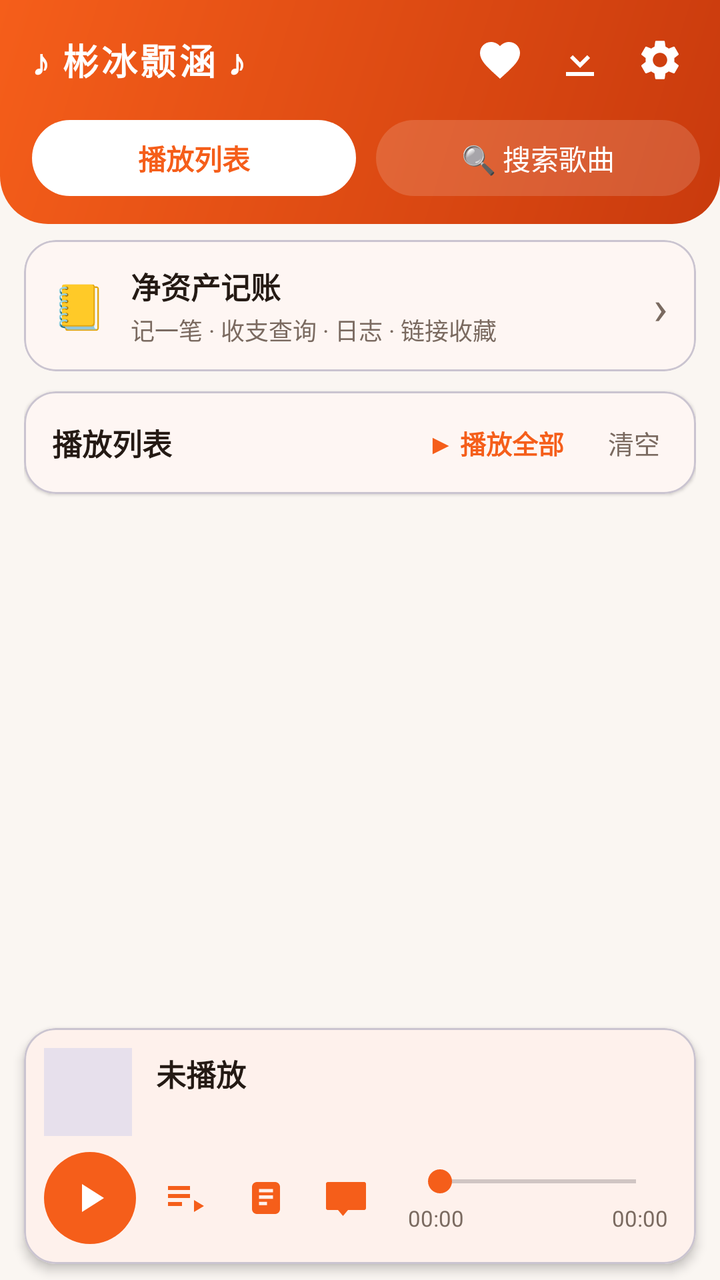
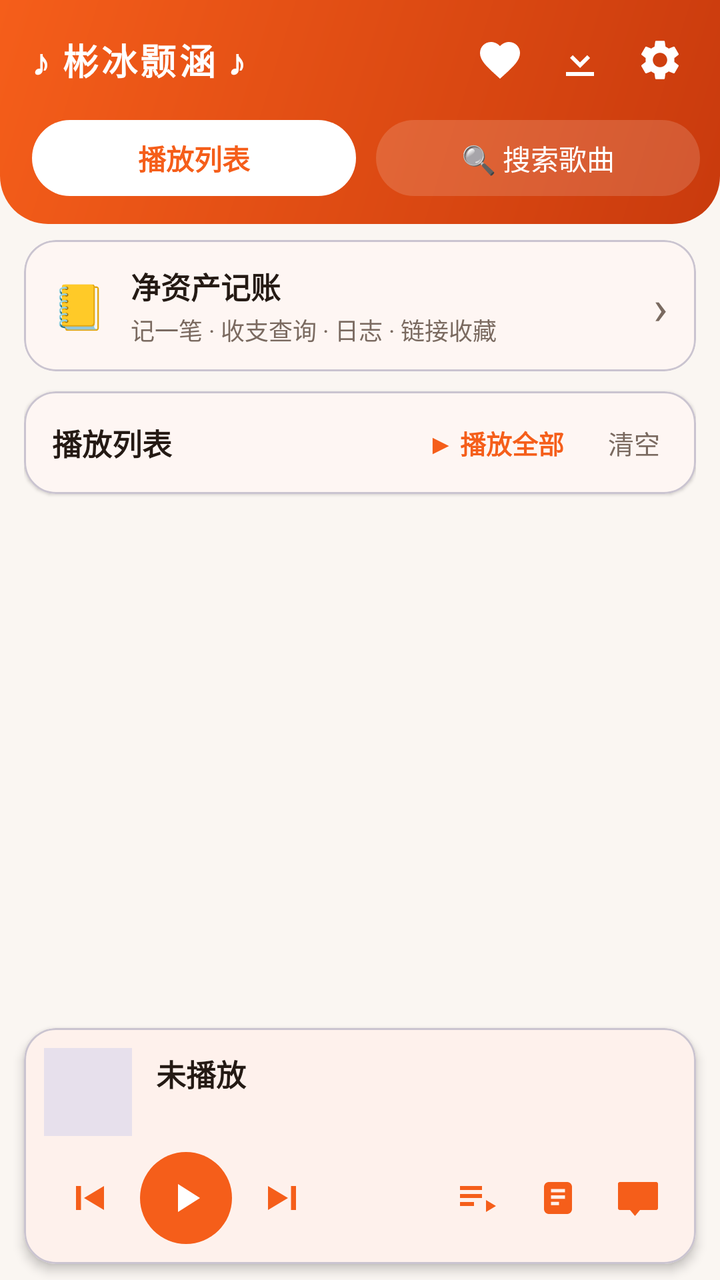

An Android layout rendered at two revisions. The XML below is the earlier revision; the diff shows what the commit changed to produce the second picture.
<!-- AndroidManifest.xml: application theme AppTheme -->
<!-- res/layout/activity_main.xml -->
<?xml version="1.0" encoding="utf-8"?>
<LinearLayout xmlns:android="http://schemas.android.com/apk/res/android"
    xmlns:app="http://schemas.android.com/apk/res-auto"
    android:layout_width="match_parent"
    android:layout_height="match_parent"
    android:orientation="vertical">

    
    <LinearLayout
        android:layout_width="match_parent"
        android:layout_height="wrap_content"
        android:orientation="vertical"
        android:background="@drawable/bg_header_gradient"
        android:paddingStart="16dp"
        android:paddingEnd="10dp"
        android:paddingTop="10dp"
        android:paddingBottom="14dp">

        
        <LinearLayout
            android:layout_width="match_parent"
            android:layout_height="wrap_content"
            android:orientation="horizontal"
            android:gravity="center_vertical">
            <TextView
                android:layout_width="wrap_content"
                android:layout_height="wrap_content"
                android:text="♪ 彬冰颢涵 ♪"
                android:textSize="18sp"
                android:textStyle="bold"
                android:textColor="@color/on_primary"
                android:maxLines="1"
                android:letterSpacing="0.08"
                android:includeFontPadding="false"/>
            <View
                android:layout_width="0dp"
                android:layout_height="1dp"
                android:layout_weight="1"/>
            <ImageButton
                android:id="@+id/openFavorites"
                android:layout_width="40dp"
                android:layout_height="40dp"
                android:background="?attr/selectableItemBackgroundBorderless"
                android:src="@drawable/ic_favorite"
                android:tint="@color/on_primary"
                android:scaleType="centerInside"
                android:contentDescription="收藏"/>
            <ImageButton
                android:id="@+id/openDownloads"
                android:layout_width="40dp"
                android:layout_height="40dp"
                android:background="?attr/selectableItemBackgroundBorderless"
                android:src="@drawable/ic_download"
                android:tint="@color/on_primary"
                android:scaleType="centerInside"
                android:contentDescription="已下载"/>
            <ImageButton
                android:id="@+id/openSettings"
                android:layout_width="40dp"
                android:layout_height="40dp"
                android:background="?attr/selectableItemBackgroundBorderless"
                android:src="@drawable/ic_settings"
                android:tint="@color/on_primary"
                android:scaleType="centerInside"
                android:contentDescription="设置"/>
        </LinearLayout>

        
        <LinearLayout
            android:layout_width="match_parent"
            android:layout_height="wrap_content"
            android:orientation="horizontal"
            android:gravity="center_vertical"
            android:paddingTop="10dp">
            <TextView
                android:id="@+id/tabPlaylist"
                android:layout_width="0dp"
                android:layout_height="38dp"
                android:layout_weight="1"
                android:gravity="center"
                android:text="播放列表"
                android:textSize="14sp"
                android:textStyle="bold"
                android:background="@drawable/bg_pill_white"
                android:textColor="@color/primary"/>
            <TextView
                android:id="@+id/tabSearch"
                android:layout_width="0dp"
                android:layout_height="38dp"
                android:layout_marginStart="10dp"
                android:layout_weight="1"
                android:gravity="center"
                android:text="🔍 搜索歌曲"
                android:textSize="14sp"
                android:background="@drawable/bg_pill_glass"
                android:textColor="@color/on_primary"/>
        </LinearLayout>
    </LinearLayout>

    
    <FrameLayout
        android:layout_width="match_parent"
        android:layout_height="0dp"
        android:layout_weight="1"
        android:paddingTop="8dp">

        
        <LinearLayout
            android:id="@+id/playlistPanel"
            android:layout_width="match_parent"
            android:layout_height="match_parent"
            android:orientation="vertical"
            android:paddingStart="12dp"
            android:paddingEnd="12dp">

            
            <com.google.android.material.card.MaterialCardView
                android:id="@+id/openNetAsset"
                android:layout_width="match_parent"
                android:layout_height="wrap_content"
                app:cardCornerRadius="16dp"
                app:cardElevation="1dp"
                app:cardBackgroundColor="?attr/colorSurface"
                android:layout_marginBottom="10dp">
                <LinearLayout
                    android:layout_width="match_parent"
                    android:layout_height="wrap_content"
                    android:orientation="horizontal"
                    android:gravity="center_vertical"
                    android:paddingStart="14dp"
                    android:paddingEnd="14dp"
                    android:paddingTop="12dp"
                    android:paddingBottom="12dp">
                    <TextView
                        android:layout_width="wrap_content"
                        android:layout_height="wrap_content"
                        android:text="📒"
                        android:textSize="22sp"/>
                    <LinearLayout
                        android:layout_width="0dp"
                        android:layout_height="wrap_content"
                        android:layout_weight="1"
                        android:orientation="vertical"
                        android:paddingStart="12dp">
                        <TextView
                            android:layout_width="wrap_content"
                            android:layout_height="wrap_content"
                            android:text="净资产记账"
                            android:textSize="15sp"
                            android:textStyle="bold"
                            android:textColor="?attr/colorOnSurface"/>
                        <TextView
                            android:layout_width="wrap_content"
                            android:layout_height="wrap_content"
                            android:text="记一笔 · 收支查询 · 日志 · 链接收藏"
                            android:textSize="12sp"
                            android:textColor="?attr/colorOnSurfaceVariant"
                            android:paddingTop="2dp"/>
                    </LinearLayout>
                    <TextView
                        android:layout_width="wrap_content"
                        android:layout_height="wrap_content"
                        android:text="›"
                        android:textSize="24sp"
                        android:textColor="?attr/colorOnSurfaceVariant"/>
                </LinearLayout>
            </com.google.android.material.card.MaterialCardView>

            <com.google.android.material.card.MaterialCardView
                android:layout_width="match_parent"
                android:layout_height="wrap_content"
                app:cardCornerRadius="16dp"
                app:cardElevation="1dp"
                app:cardBackgroundColor="?attr/colorSurface"
                android:layout_marginBottom="10dp">
                <LinearLayout
                    android:layout_width="match_parent"
                    android:layout_height="wrap_content"
                    android:orientation="horizontal"
                    android:gravity="center_vertical"
                    android:paddingStart="14dp"
                    android:paddingEnd="8dp"
                    android:paddingTop="10dp"
                    android:paddingBottom="10dp">
                    <TextView
                        android:id="@+id/queueCount"
                        android:layout_width="0dp"
                        android:layout_height="wrap_content"
                        android:layout_weight="1"
                        android:text="播放列表"
                        android:textSize="15sp"
                        android:textStyle="bold"
                        android:textColor="?attr/colorOnSurface"/>
                    <TextView
                        android:id="@+id/playAllQueue"
                        android:layout_width="wrap_content"
                        android:layout_height="wrap_content"
                        android:text="▶ 播放全部"
                        android:textSize="13sp"
                        android:textStyle="bold"
                        android:textColor="@color/primary"
                        android:paddingStart="12dp"
                        android:paddingEnd="12dp"
                        android:paddingTop="6dp"
                        android:paddingBottom="6dp"/>
                    <TextView
                        android:id="@+id/clearQueue"
                        android:layout_width="wrap_content"
                        android:layout_height="wrap_content"
                        android:text="清空"
                        android:textSize="13sp"
                        android:textColor="?attr/colorOnSurfaceVariant"
                        android:paddingStart="10dp"
                        android:paddingEnd="10dp"
                        android:paddingTop="6dp"
                        android:paddingBottom="6dp"/>
                </LinearLayout>
            </com.google.android.material.card.MaterialCardView>

            <androidx.recyclerview.widget.RecyclerView
                android:id="@+id/queueList"
                android:layout_width="match_parent"
                android:layout_height="0dp"
                android:layout_weight="1"
                android:clipToPadding="false"
                android:paddingBottom="8dp"/>

            
            <LinearLayout
                android:id="@+id/queueEmpty"
                android:layout_width="match_parent"
                android:layout_height="match_parent"
                android:orientation="vertical"
                android:gravity="center"
                android:visibility="gone">
                <TextView
                    android:layout_width="wrap_content"
                    android:layout_height="wrap_content"
                    android:text="🎶"
                    android:textSize="48sp"/>
                <TextView
                    android:layout_width="wrap_content"
                    android:layout_height="wrap_content"
                    android:text="播放列表还是空的"
                    android:textSize="17sp"
                    android:textStyle="bold"
                    android:textColor="?attr/colorOnSurface"
                    android:paddingTop="10dp"/>
                <TextView
                    android:layout_width="wrap_content"
                    android:layout_height="wrap_content"
                    android:text="去搜索喜欢的歌，点一下就播"
                    android:textSize="13sp"
                    android:textColor="?attr/colorOnSurfaceVariant"
                    android:paddingTop="6dp"/>
                <com.google.android.material.button.MaterialButton
                    android:id="@+id/gotoSearchBtn"
                    android:layout_width="wrap_content"
                    android:layout_height="wrap_content"
                    android:layout_marginTop="18dp"
                    android:text="去搜索"/>
            </LinearLayout>
        </LinearLayout>

        
        <LinearLayout
            android:id="@+id/searchPanel"
            android:layout_width="match_parent"
            android:layout_height="match_parent"
            android:orientation="vertical"
            android:padding="12dp"
            android:visibility="gone">

            
            <com.google.android.material.card.MaterialCardView
                android:layout_width="match_parent"
                android:layout_height="wrap_content"
                app:cardCornerRadius="16dp"
                app:cardElevation="2dp"
                app:cardBackgroundColor="?attr/colorSurface"
                android:layout_marginBottom="12dp">
                <LinearLayout
                    android:layout_width="match_parent"
                    android:layout_height="wrap_content"
                    android:orientation="horizontal"
                    android:gravity="center_vertical"
                    android:padding="10dp">
                    <com.google.android.material.textfield.TextInputLayout
                        style="@style/Widget.Material3.TextInputLayout.OutlinedBox"
                        android:layout_width="0dp"
                        android:layout_height="wrap_content"
                        android:layout_weight="1"
                        android:hint="搜索歌曲 / 歌手">
                        <com.google.android.material.textfield.TextInputEditText
                            android:id="@+id/searchInput"
                            android:layout_width="match_parent"
                            android:layout_height="wrap_content"
                            android:inputType="text"
                            android:imeOptions="actionSearch"
                            android:maxLines="1"/>
                    </com.google.android.material.textfield.TextInputLayout>
                    <com.google.android.material.button.MaterialButton
                        android:id="@+id/searchButton"
                        android:layout_width="wrap_content"
                        android:layout_height="56dp"
                        android:layout_marginStart="8dp"
                        android:text="搜索"/>
                </LinearLayout>
            </com.google.android.material.card.MaterialCardView>

            
            <HorizontalScrollView
                android:layout_width="match_parent"
                android:layout_height="wrap_content"
                android:scrollbars="none"
                android:layout_marginBottom="8dp">
                <LinearLayout
                    android:layout_width="wrap_content"
                    android:layout_height="wrap_content"
                    android:orientation="horizontal">
                    <com.google.android.material.button.MaterialButton
                        android:id="@+id/sourceAll" style="@style/Widget.Material3.Button.OutlinedButton"
                        android:layout_width="wrap_content" android:layout_height="40dp"
                        android:text="全部" android:layout_marginEnd="8dp"/>
                    <com.google.android.material.button.MaterialButton
                        android:id="@+id/sourceNetease" style="@style/Widget.Material3.Button.OutlinedButton"
                        android:layout_width="wrap_content" android:layout_height="40dp"
                        android:text="网易云"/>
                </LinearLayout>
            </HorizontalScrollView>

            <TextView
                android:id="@+id/statusText"
                android:layout_width="match_parent"
                android:layout_height="wrap_content"
                android:text="搜索后点击歌曲即可播放"
                android:textColor="?attr/colorOnSurfaceVariant"
                android:textSize="13sp"
                android:padding="4dp"/>

            <com.google.android.material.button.MaterialButton
                android:id="@+id/playAllResults"
                style="@style/Widget.Material3.Button.OutlinedButton"
                android:layout_width="wrap_content"
                android:layout_height="40dp"
                android:text="▶ 播放全部结果"/>

            <androidx.recyclerview.widget.RecyclerView
                android:id="@+id/songList"
                android:layout_width="match_parent"
                android:layout_height="0dp"
                android:layout_weight="1"
                android:paddingTop="4dp"
                android:paddingBottom="8dp"
                android:clipToPadding="false"/>
        </LinearLayout>
    </FrameLayout>

    
    <com.google.android.material.card.MaterialCardView
        android:id="@+id/playerBar"
        android:layout_width="match_parent"
        android:layout_height="wrap_content"
        app:cardCornerRadius="16dp"
        app:cardElevation="3dp"
        app:cardBackgroundColor="?attr/colorSurface"
        android:layout_marginStart="12dp"
        android:layout_marginEnd="12dp"
        android:layout_marginBottom="8dp">
        <LinearLayout
            android:layout_width="match_parent"
            android:layout_height="wrap_content"
            android:orientation="vertical"
            android:padding="10dp">

            
            <LinearLayout
                android:layout_width="match_parent"
                android:layout_height="wrap_content"
                android:orientation="horizontal"
                android:gravity="center_vertical">
                <ImageView
                    android:id="@+id/coverImage"
                    android:layout_width="44dp"
                    android:layout_height="44dp"
                    android:scaleType="centerCrop"
                    android:background="?attr/colorSurfaceVariant"/>
                <LinearLayout
                    android:layout_width="0dp"
                    android:layout_height="wrap_content"
                    android:layout_weight="1"
                    android:orientation="vertical"
                    android:paddingStart="12dp">
                    <TextView
                        android:id="@+id/nowPlaying"
                        android:layout_width="match_parent"
                        android:layout_height="wrap_content"
                        android:text="未播放"
                        android:textSize="15sp"
                        android:textStyle="bold"
                        android:textColor="?attr/colorOnSurface"
                        android:maxLines="1"
                        android:ellipsize="end"/>
                    <TextView
                        android:id="@+id/nowArtist"
                        android:layout_width="match_parent"
                        android:layout_height="wrap_content"
                        android:text=""
                        android:textSize="12sp"
                        android:paddingTop="2dp"
                        android:textColor="?attr/colorOnSurfaceVariant"
                        android:maxLines="1"
                        android:ellipsize="end"/>
                </LinearLayout>
            </LinearLayout>

            
            <LinearLayout
                android:layout_width="match_parent"
                android:layout_height="wrap_content"
                android:orientation="horizontal"
                android:gravity="center_vertical"
                android:paddingTop="8dp">
                <ImageButton
                    android:id="@+id/playPauseBtn"
                    android:layout_width="46dp"
                    android:layout_height="46dp"
                    android:background="@drawable/bg_circle_primary"
                    android:src="@drawable/ic_play"
                    android:tint="@color/on_primary"
                    android:scaleType="centerInside"/>
                <ImageButton
                    android:id="@+id/modeBtn"
                    android:layout_width="38dp"
                    android:layout_height="38dp"
                    android:layout_marginStart="6dp"
                    android:background="?attr/selectableItemBackgroundBorderless"
                    android:src="@drawable/ic_sequence"
                    android:tint="@color/primary"
                    android:scaleType="centerInside"
                    android:contentDescription="播放模式"/>
                <ImageButton
                    android:id="@+id/lyricPageBtn"
                    android:layout_width="38dp"
                    android:layout_height="38dp"
                    android:layout_marginStart="2dp"
                    android:background="?attr/selectableItemBackgroundBorderless"
                    android:src="@drawable/ic_lyric_page"
                    android:tint="@color/primary"
                    android:scaleType="centerInside"
                    android:contentDescription="歌词页"/>
                <ImageButton
                    android:id="@+id/lyricFloatBtn"
                    android:layout_width="38dp"
                    android:layout_height="38dp"
                    android:layout_marginStart="2dp"
                    android:background="?attr/selectableItemBackgroundBorderless"
                    android:src="@drawable/ic_lyric_float"
                    android:tint="@color/primary"
                    android:scaleType="centerInside"
                    android:contentDescription="桌面歌词"/>
                <LinearLayout
                    android:layout_width="0dp"
                    android:layout_height="wrap_content"
                    android:layout_weight="1"
                    android:orientation="vertical"
                    android:paddingStart="12dp"
                    android:paddingEnd="4dp">
                    <SeekBar
                        android:id="@+id/seekBar"
                        android:layout_width="match_parent"
                        android:layout_height="wrap_content"
                        android:progressTint="@color/primary"
                        android:thumbTint="@color/primary"/>
                    <LinearLayout
                        android:layout_width="match_parent"
                        android:layout_height="wrap_content"
                        android:orientation="horizontal"
                        android:gravity="center_vertical"
                        android:paddingTop="2dp">
                        <TextView
                            android:id="@+id/curTime"
                            android:layout_width="wrap_content"
                            android:layout_height="wrap_content"
                            android:text="00:00"
                            android:textSize="11sp"
                            android:textColor="?attr/colorOnSurfaceVariant"/>
                        <View
                            android:layout_width="0dp"
                            android:layout_height="0dp"
                            android:layout_weight="1"/>
                        <TextView
                            android:id="@+id/totalTime"
                            android:layout_width="wrap_content"
                            android:layout_height="wrap_content"
                            android:text="00:00"
                            android:textSize="11sp"
                            android:textColor="?attr/colorOnSurfaceVariant"/>
                    </LinearLayout>
                </LinearLayout>
            </LinearLayout>
        </LinearLayout>
    </com.google.android.material.card.MaterialCardView>
</LinearLayout>
<!-- resources referenced by this layout -->
<resources>
  <color name="on_primary">#FFFFFF</color>
  <color name="primary">#F55E1A</color>
  <!-- drawable bg_circle_primary (drawable) -->
  <?xml version="1.0" encoding="utf-8"?>
  <shape xmlns:android="http://schemas.android.com/apk/res/android"
      android:shape="oval">
      <solid android:color="@color/primary"/>
  </shape>
  <!-- drawable bg_header_gradient (drawable) -->
  <?xml version="1.0" encoding="utf-8"?>
  <shape xmlns:android="http://schemas.android.com/apk/res/android"
      android:shape="rectangle">
      <gradient
          android:startColor="@color/primary"
          android:endColor="@color/primary_dark"
          android:angle="315"/>
      <corners
          android:bottomLeftRadius="24dp"
          android:bottomRightRadius="24dp"/>
  </shape>
  <!-- drawable bg_pill_glass (drawable) -->
  <?xml version="1.0" encoding="utf-8"?>
  <shape xmlns:android="http://schemas.android.com/apk/res/android"
      android:shape="rectangle">
      <solid android:color="#26FFFFFF"/>
      <corners android:radius="19dp"/>
  </shape>
  <!-- drawable bg_pill_white (drawable) -->
  <?xml version="1.0" encoding="utf-8"?>
  <shape xmlns:android="http://schemas.android.com/apk/res/android"
      android:shape="rectangle">
      <solid android:color="#FFFFFF"/>
      <corners android:radius="19dp"/>
  </shape>
  <!-- drawable ic_download (drawable) -->
  <vector xmlns:android="http://schemas.android.com/apk/res/android"
      android:width="24dp"
      android:height="24dp"
      android:viewportWidth="24"
      android:viewportHeight="24">
      <path
          android:fillColor="#000000"
          android:pathData="M5,20h14v-2H5V20zM12,4v9.17l3.59,-3.58L17,11l-5,5 -5,-5 1.41,-1.41L12,13.17V4z"/>
  </vector>
  <!-- drawable ic_lyric_float (drawable) -->
  <vector xmlns:android="http://schemas.android.com/apk/res/android"
      android:width="24dp"
      android:height="24dp"
      android:viewportWidth="24"
      android:viewportHeight="24"
      android:tint="#FFFFFFFF">
      
      <path
          android:fillColor="#FF000000"
          android:pathData="M3,4h18a1,1 0,0 1,1 1v12a1,1 0,0 1,-1 1H13l-2.5,3L8,18H3a1,1 0,0 1,-1 -1V5a1,1 0,0 1,1 -1zM4.5,7.5h15v1.5h-15zM4.5,11h10v1.5h-10z"/>
  </vector>
  <!-- drawable ic_play (drawable) -->
  <vector xmlns:android="http://schemas.android.com/apk/res/android"
      android:width="24dp"
      android:height="24dp"
      android:viewportWidth="24.0"
      android:viewportHeight="24.0">
      <path
          android:fillColor="#FFFFFF"
          android:pathData="M8 5v14l11-7z"/>
  </vector>
  <!-- drawable ic_sequence (drawable) -->
  <vector xmlns:android="http://schemas.android.com/apk/res/android"
      android:width="24dp"
      android:height="24dp"
      android:viewportWidth="24"
      android:viewportHeight="24">
      <path
          android:fillColor="#000000"
          android:pathData="M3 10h11v2H3v-2zm0-4h11v2H3V6zm0 8h7v2H3v-2zm13-1v6l5-3-5-3z"/>
  </vector>
  <color name="primary_dark">#C93A0D</color>
  <color name="background">#FAF6F2</color>
  <color name="surface">#FFFFFF</color>
  <color name="on_surface">#241A14</color>
  <color name="on_surface_variant">#7A6A60</color>
  <!-- unchanged entries left out for length: 4 -->
</resources>

<!-- the commit's change to res/layout/activity_main.xml (unified diff, before → after) -->
@@ -422,18 +422,41 @@
                 android:gravity="center_vertical"
                 android:paddingTop="8dp">
                 <ImageButton
+                    android:id="@+id/prevBtn"
+                    android:layout_width="44dp"
+                    android:layout_height="44dp"
+                    android:background="?attr/selectableItemBackgroundBorderless"
+                    android:src="@drawable/ic_prev"
+                    android:tint="@color/primary"
+                    android:scaleType="centerInside"
+                    android:contentDescription="上一首"/>
+                <ImageButton
                     android:id="@+id/playPauseBtn"
                     android:layout_width="46dp"
                     android:layout_height="46dp"
+                    android:layout_marginStart="4dp"
                     android:background="@drawable/bg_circle_primary"
                     android:src="@drawable/ic_play"
                     android:tint="@color/on_primary"
                     android:scaleType="centerInside"/>
                 <ImageButton
+                    android:id="@+id/nextBtn"
+                    android:layout_width="44dp"
+                    android:layout_height="44dp"
+                    android:layout_marginStart="4dp"
+                    android:background="?attr/selectableItemBackgroundBorderless"
+                    android:src="@drawable/ic_next"
+                    android:tint="@color/primary"
+                    android:scaleType="centerInside"
+                    android:contentDescription="下一首"/>
+                <View
+                    android:layout_width="0dp"
+                    android:layout_height="1dp"
+                    android:layout_weight="1"/>
+                <ImageButton
                     android:id="@+id/modeBtn"
                     android:layout_width="38dp"
                     android:layout_height="38dp"
-                    android:layout_marginStart="6dp"
                     android:background="?attr/selectableItemBackgroundBorderless"
                     android:src="@drawable/ic_sequence"
                     android:tint="@color/primary"
@@ -459,45 +482,6 @@
                     android:tint="@color/primary"
                     android:scaleType="centerInside"
                     android:contentDescription="桌面歌词"/>
-                <LinearLayout
-                    android:layout_width="0dp"
-                    android:layout_height="wrap_content"
-                    android:layout_weight="1"
-                    android:orientation="vertical"
-                    android:paddingStart="12dp"
-                    android:paddingEnd="4dp">
-                    <SeekBar
-                        android:id="@+id/seekBar"
-                        android:layout_width="match_parent"
-                        android:layout_height="wrap_content"
-                        android:progressTint="@color/primary"
-                        android:thumbTint="@color/primary"/>
-                    <LinearLayout
-                        android:layout_width="match_parent"
-                        android:layout_height="wrap_content"
-                        android:orientation="horizontal"
-                        android:gravity="center_vertical"
-                        android:paddingTop="2dp">
-                        <TextView
-                            android:id="@+id/curTime"
-                            android:layout_width="wrap_content"
-                            android:layout_height="wrap_content"
-                            android:text="00:00"
-                            android:textSize="11sp"
-                            android:textColor="?attr/colorOnSurfaceVariant"/>
-                        <View
-                            android:layout_width="0dp"
-                            android:layout_height="0dp"
-                            android:layout_weight="1"/>
-                        <TextView
-                            android:id="@+id/totalTime"
-                            android:layout_width="wrap_content"
-                            android:layout_height="wrap_content"
-                            android:text="00:00"
-                            android:textSize="11sp"
-                            android:textColor="?attr/colorOnSurfaceVariant"/>
-                    </LinearLayout>
-                </LinearLayout>
             </LinearLayout>
         </LinearLayout>
     </com.google.android.material.card.MaterialCardView>
<!-- resource entries referenced after the edit -->
@@ -56,6 +56,20 @@
           android:fillColor="#FF000000"
           android:pathData="M3,4h18a1,1 0,0 1,1 1v12a1,1 0,0 1,-1 1H13l-2.5,3L8,18H3a1,1 0,0 1,-1 -1V5a1,1 0,0 1,1 -1zM4.5,7.5h15v1.5h-15zM4.5,11h10v1.5h-10z"/>
   </vector>
+  <!-- drawable ic_next (drawable) -->
+  <?xml version="1.0" encoding="utf-8"?>
+  <vector xmlns:android="http://schemas.android.com/apk/res/android"
+      android:width="24dp"
+      android:height="24dp"
+      android:viewportWidth="24"
+      android:viewportHeight="24">
+      <path
+          android:fillColor="#000000"
+          android:pathData="M15.5 6H18v12h-2.5V6z"/>
+      <path
+          android:fillColor="#000000"
+          android:pathData="M4 6l10 6L4 18V6z"/>
+  </vector>
   <!-- drawable ic_play (drawable) -->
   <vector xmlns:android="http://schemas.android.com/apk/res/android"
       android:width="24dp"
@@ -65,6 +79,20 @@
       <path
           android:fillColor="#FFFFFF"
           android:pathData="M8 5v14l11-7z"/>
+  </vector>
+  <!-- drawable ic_prev (drawable) -->
+  <?xml version="1.0" encoding="utf-8"?>
+  <vector xmlns:android="http://schemas.android.com/apk/res/android"
+      android:width="24dp"
+      android:height="24dp"
+      android:viewportWidth="24"
+      android:viewportHeight="24">
+      <path
+          android:fillColor="#000000"
+          android:pathData="M6 6h2.5v12H6V6z"/>
+      <path
+          android:fillColor="#000000"
+          android:pathData="M20 6v12l-10-6L20 6z"/>
   </vector>
   <!-- drawable ic_sequence (drawable) -->
   <vector xmlns:android="http://schemas.android.com/apk/res/android"
